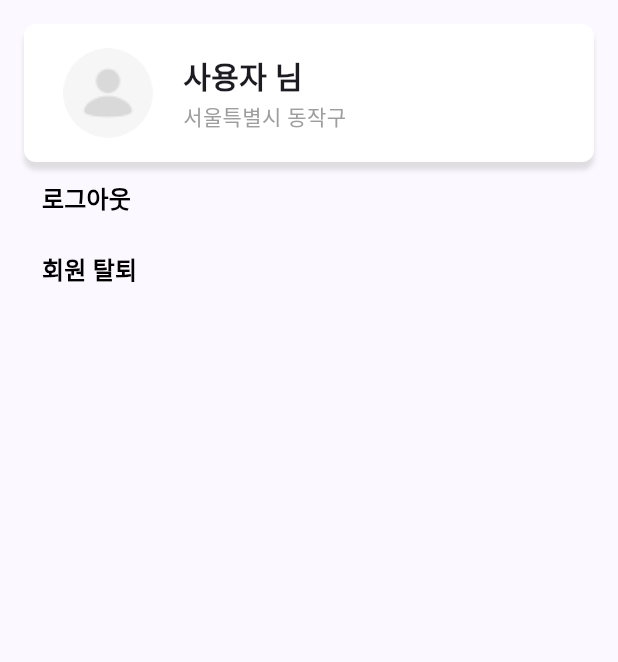
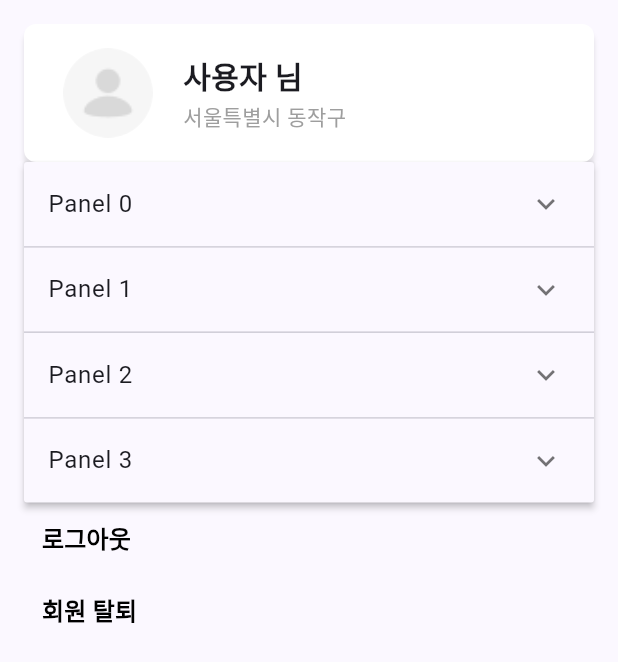
Before and after one commit to causyj/SOCDOC-Flutter, a Flutter app: the SettingPage widget shown alone on an empty page, opened directly, on a phone screen of 412 x 824 dp. Shown: the top 662 px of the screen. Run offline on Flutter 3.47's test engine with Material 2 defaults, Android fonts, the phone set to English and light mode, and no system bars; our stand-ins replace firebase_auth, firebase_core, flutter_rating_bar, google_sign_in, sign_in_button; accounts and stored records are empty.

```diff
--- a/lib/Pages/MainSubPages/SettingPage.dart
+++ b/lib/Pages/MainSubPages/SettingPage.dart
@@ -9,12 +9,14 @@ class SettingPage extends StatelessWidget {
   Widget build(BuildContext context) {
     SocdocAppState socdocApp = context.findAncestorStateOfType<SocdocAppState>()!;
 
-    return Padding(
+    return SingleChildScrollView(
+      child: Padding(
         padding: const EdgeInsets.all(16.0),
         child: Column(
           crossAxisAlignment: CrossAxisAlignment.start,
           children: [
             buildUserInfoContainer(),
+            ExpansionPanelListExample(),
             TextButton(
               onPressed: () {
                 tryFirebaseLogout(socdocApp);
@@ -28,6 +30,7 @@ class SettingPage extends StatelessWidget {
               child: const Text("회원 탈퇴", style: TextStyle(color: Colors.black, fontSize:16.0, fontWeight: FontWeight.bold)),
             ),
           ],
+        ),
       ),
     );
   }
@@ -106,3 +109,70 @@ class SettingPage extends StatelessWidget {
     }
   }
 }
+
+// stores ExpansionPanel state information
+class Item {
+  Item({
+    required this.expandedValue,
+    required this.headerValue,
+    this.isExpanded = false,
+  });
+
+  String expandedValue;
+  String headerValue;
+  bool isExpanded;
+}
+
+List<Item> generateItems(int numberOfItems) {
+  return List<Item>.generate(numberOfItems, (int index) {
+    return Item(
+      headerValue: 'Panel $index',
+      expandedValue: 'This is item number $index',
+    );
+  });
+}
+
+class ExpansionPanelListExample extends StatefulWidget {
+  const ExpansionPanelListExample({super.key});
+
+  @override
+  State<ExpansionPanelListExample> createState() =>
+      _ExpansionPanelListExampleState();
+}
+
+class _ExpansionPanelListExampleState extends State<ExpansionPanelListExample> {
+  final List<Item> _data = generateItems(4);
+
+  @override
+  Widget build(BuildContext context) {
+    return SingleChildScrollView(
+      child: Container(
+        child: _buildPanel(),
+      ),
+    );
+  }
+
+  Widget _buildPanel() {
+    return ExpansionPanelList(
+      expansionCallback: (int index, bool isExpanded) {
+        setState(() {
+          _data[index].isExpanded = isExpanded;
+        });
+      },
+      children: _data.map<ExpansionPanel>((Item item) {
+        return ExpansionPanel(
+          headerBuilder: (BuildContext context, bool isExpanded) {
+            return ListTile(
+              title: Text(item.headerValue),
+            );
+          },
+          body: ListTile(
+            title: Text(item.expandedValue),
+            // The delete-related code has been removed
+          ),
+          isExpanded: item.isExpanded,
+        );
+      }).toList(),
+    );
+  }
+}
```
Lines whose indentation alone changed are shown as unchanged.
